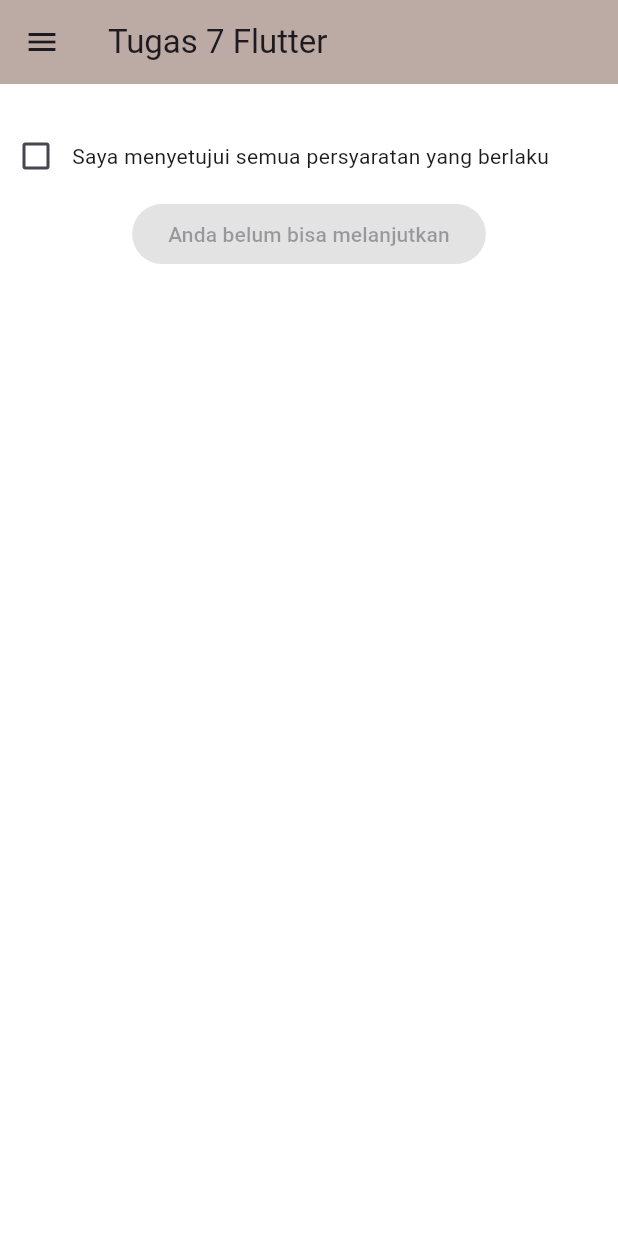
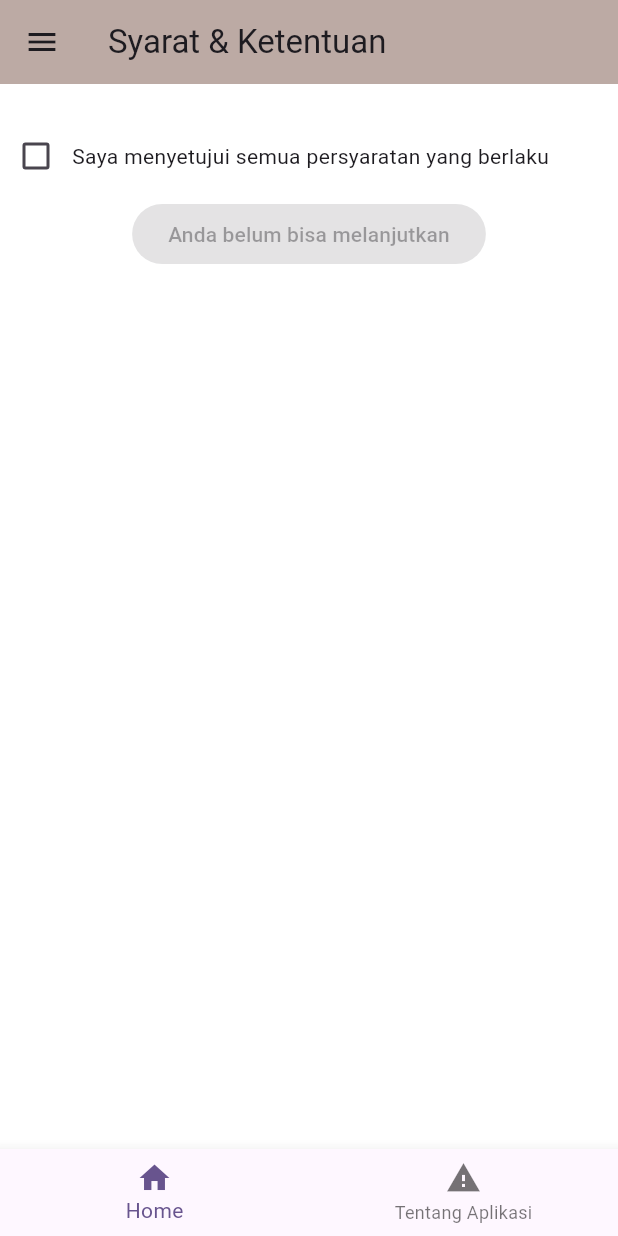
Before and after one commit to zahraakthh12/ppkd_zahra, a Flutter app: the screen it shows after launch, on a phone screen of 412 x 824 dp. Run offline on Flutter 3.47's test engine with Material 3 defaults, Android fonts, the phone set to English and light mode, and no system bars; our stand-ins replace curved_navigation_bar.

Commit message:
Tugas7 Flutter

```diff
--- a/lib/Tugas7Flutter/tugas7.dart
+++ b/lib/Tugas7Flutter/tugas7.dart
@@ -12,6 +12,17 @@ class Tugas7 extends StatefulWidget {
 
 class _Tugas7State extends State<Tugas7> {
   int _selectedIndex = 0;
+
+  // Judul tiap AppBar Menu
+  static const List<String> _titles = [
+  "Syarat & Ketentuan",
+  "Mode Gelap",
+  "Pilih Kategori Produk",
+  "Pilih Tanggal Lahir",
+  "Atur Pengingat"
+];
+
+  // Memanggil setiap class menu
   static const List<Widget> _widgetOptions = [
     CheckBoxWidget(),
     SwitchWidget(),
@@ -19,6 +30,7 @@ class _Tugas7State extends State<Tugas7> {
     DatePickerWidget(),
     TimePickerWidget()
   ];
+
   void onTapDrawer(int index) {
     setState(() {
       _selectedIndex = index;
@@ -29,7 +41,7 @@ class _Tugas7State extends State<Tugas7> {
   @override
   Widget build(BuildContext context) {
     return Scaffold(
-      appBar: AppBar(title: Text("Tugas 7 Flutter"), backgroundColor: Colors.brown[200],), backgroundColor: Colors.white,
+      appBar: AppBar(title: Text(_titles[_selectedIndex]), backgroundColor: Colors.brown[200],), backgroundColor: Colors.white,
       drawer: Drawer(
         child: ListView(
           children: [
--- a/lib/Tugas8Flutter/about_app.dart
+++ b/lib/Tugas8Flutter/about_app.dart
@@ -7,7 +7,7 @@ class AbboutApp extends StatelessWidget {
   Widget build(BuildContext context) {
     return Scaffold(
       backgroundColor: const Color.fromARGB(255, 255, 255, 255),
-      appBar: AppBar(title: Text("Tentang Aplikasi", style: TextStyle(fontWeight: FontWeight.bold)), backgroundColor: const Color.fromARGB(255, 201, 173, 197)),
+      appBar: AppBar(title: Text("Tentang Aplikasi", style: TextStyle(fontWeight: FontWeight.bold)), backgroundColor: Colors.brown[200]),
       body: Padding(
         padding: const EdgeInsets.all(25),
         child: Column(
--- a/lib/main.dart
+++ b/lib/main.dart
@@ -39,7 +39,7 @@ class MyApp extends StatelessWidget {
         // tested with just a hot reload.
         colorScheme: ColorScheme.fromSeed(seedColor: Colors.deepPurple),
       ),
-      home: Tugas7(),
+      home: Tugas8(),
     );
   }
 }
```
